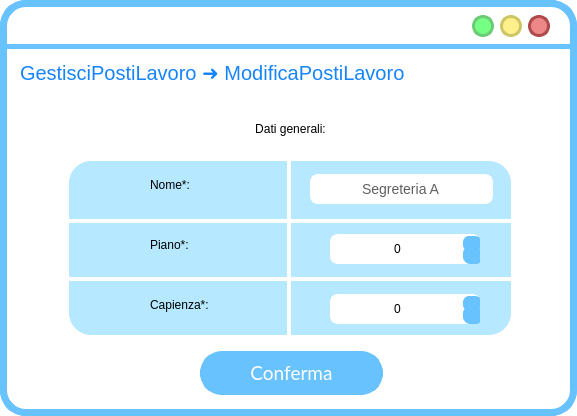
The window that ui/ModificaPostoLavoro.ui (SbattellaMattia/SoftwareEngineering) describes before a commit, drawn with Qt 5.
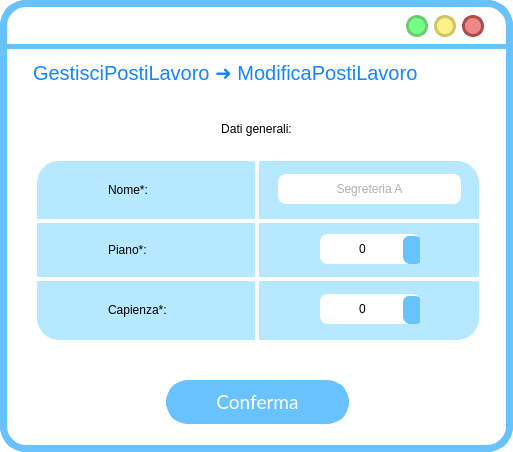
The same window after the commit. Icons and pictures are not drawn.

```diff
--- a/ui/ModificaPostoLavoro.ui
+++ b/ui/ModificaPostoLavoro.ui
@@ -6,8 +6,8 @@
    <rect>
     <x>0</x>
     <y>0</y>
-    <width>577</width>
-    <height>416</height>
+    <width>513</width>
+    <height>452</height>
    </rect>
   </property>
   <property name="windowTitle">
@@ -58,7 +58,7 @@
    <widget class="QPushButton" name="reduceButton">
     <property name="geometry">
      <rect>
-      <x>472</x>
+      <x>406</x>
       <y>15</y>
       <width>22</width>
       <height>22</height>
@@ -109,7 +109,7 @@
    <widget class="QPushButton" name="exitButton">
     <property name="geometry">
      <rect>
-      <x>528</x>
+      <x>462</x>
       <y>15</y>
       <width>22</width>
       <height>22</height>
@@ -160,7 +160,7 @@
    <widget class="QPushButton" name="maximizeButton">
     <property name="geometry">
      <rect>
-      <x>500</x>
+      <x>434</x>
       <y>15</y>
       <width>22</width>
       <height>22</height>
@@ -248,7 +248,7 @@
    <widget class="QLabel" name="titoloLabel_2">
     <property name="geometry">
      <rect>
-      <x>20</x>
+      <x>33</x>
       <y>57</y>
       <width>451</width>
       <height>31</height>
@@ -268,7 +268,7 @@
    <widget class="QLabel" name="indietroLabel">
     <property name="geometry">
      <rect>
-      <x>510</x>
+      <x>444</x>
       <y>60</y>
       <width>38</width>
       <height>38</height>
@@ -309,10 +309,10 @@
    <widget class="QLabel" name="label_2">
     <property name="geometry">
      <rect>
-      <x>69</x>
+      <x>37</x>
       <y>161</y>
       <width>442</width>
-      <height>174</height>
+      <height>179</height>
      </rect>
     </property>
     <property name="styleSheet">
@@ -332,9 +332,9 @@
    <widget class="QLabel" name="label_4">
     <property name="geometry">
      <rect>
-      <x>10</x>
+      <x>11</x>
       <y>104</y>
-      <width>561</width>
+      <width>491</width>
       <height>51</height>
      </rect>
     </property>
@@ -351,7 +351,7 @@
    <widget class="QLabel" name="label_5">
     <property name="geometry">
      <rect>
-      <x>69</x>
+      <x>37</x>
       <y>219</y>
       <width>442</width>
       <height>4</height>
@@ -389,7 +389,7 @@
    <widget class="QLabel" name="label_6">
     <property name="geometry">
      <rect>
-      <x>69</x>
+      <x>37</x>
       <y>277</y>
       <width>442</width>
       <height>4</height>
@@ -427,10 +427,10 @@
    <widget class="QLabel" name="label_7">
     <property name="geometry">
      <rect>
-      <x>287</x>
+      <x>255</x>
       <y>161</y>
       <width>4</width>
-      <height>174</height>
+      <height>180</height>
      </rect>
     </property>
     <property name="sizePolicy">
@@ -465,7 +465,7 @@
    <widget class="QLabel" name="label_9">
     <property name="geometry">
      <rect>
-      <x>87</x>
+      <x>55</x>
       <y>174</y>
       <width>34</width>
       <height>34</height>
@@ -506,7 +506,7 @@
    <widget class="QLabel" name="label_10">
     <property name="geometry">
      <rect>
-      <x>87</x>
+      <x>55</x>
       <y>234</y>
       <width>34</width>
       <height>34</height>
@@ -547,7 +547,7 @@
    <widget class="QLabel" name="label_11">
     <property name="geometry">
      <rect>
-      <x>87</x>
+      <x>55</x>
       <y>294</y>
       <width>34</width>
       <height>34</height>
@@ -588,8 +588,8 @@
    <widget class="QLabel" name="label_3">
     <property name="geometry">
      <rect>
-      <x>150</x>
-      <y>174</y>
+      <x>108</x>
+      <y>179</y>
       <width>58</width>
       <height>22</height>
      </rect>
@@ -621,8 +621,8 @@
    <widget class="QLabel" name="label_8">
     <property name="geometry">
      <rect>
-      <x>150</x>
-      <y>234</y>
+      <x>108</x>
+      <y>239</y>
       <width>58</width>
       <height>22</height>
      </rect>
@@ -654,8 +654,8 @@
    <widget class="QLabel" name="label_12">
     <property name="geometry">
      <rect>
-      <x>150</x>
-      <y>294</y>
+      <x>108</x>
+      <y>299</y>
       <width>91</width>
       <height>22</height>
      </rect>
@@ -687,7 +687,7 @@
    <widget class="QLineEdit" name="nomeLineEdit">
     <property name="geometry">
      <rect>
-      <x>310</x>
+      <x>278</x>
       <y>174</y>
       <width>183</width>
       <height>30</height>
@@ -701,27 +701,26 @@
 border-radius: 8px;
 background-color: rgba(255, 255, 255);
 color: rgba(96, 96, 96);
-font-size: 14px;
 text-align: center;
-font-family: Arial;
+
 border: 2px solid rgba(255, 255, 255);</string>
     </property>
     <property name="text">
-     <string>Segreteria A</string>
+     <string/>
     </property>
     <property name="alignment">
      <set>Qt::AlignCenter</set>
     </property>
     <property name="placeholderText">
-     <string>C1098293</string>
+     <string>Segreteria A</string>
     </property>
    </widget>
    <widget class="QSpinBox" name="pianoSpinBox">
     <property name="geometry">
      <rect>
-      <x>330</x>
+      <x>320</x>
       <y>234</y>
-      <width>150</width>
+      <width>100</width>
       <height>30</height>
      </rect>
     </property>
@@ -753,18 +752,22 @@
 }
 	
 QSpinBox::up-arrow {
-    image: url(:/icons/expand_more_FILL1_wght600_GRAD200_opsz48_risultato.png);}
+    image: url(:/icons/keyboard_arrow_up_FILL1_wght600_GRAD200_opsz48_risultato.png);
+}
 
 QSpinBox::down-arrow  {
 	background-color:rgb(104, 194, 253);
-	border-radius:6px;
+border-bottom-left-radius: 6px;
+border-bottom-right-radius: 6px;
 	margin:-2px -7px -3px -6px;
+
     border: 0px; /* This seems to replace the whole arrow of the combo box */
 }
 
 QSpinBox::up-arrow  {
 	background-color:rgb(104, 194, 253);
-	border-radius:6px;
+border-top-left-radius: 6px;
+border-top-right-radius: 6px;
 	margin:-2px -7px -3px -6px;
     border: 0px; /* This seems to replace the whole arrow of the combo box */}
 
@@ -792,15 +795,15 @@
      <enum>QAbstractSpinBox::UpDownArrows</enum>
     </property>
     <property name="maximum">
-     <number>25</number>
+     <number>8</number>
     </property>
    </widget>
    <widget class="QSpinBox" name="capienzaSpinBox">
     <property name="geometry">
      <rect>
-      <x>330</x>
+      <x>320</x>
       <y>294</y>
-      <width>150</width>
+      <width>100</width>
       <height>30</height>
      </rect>
     </property>
@@ -832,18 +835,22 @@
 }
 	
 QSpinBox::up-arrow {
-    image: url(:/icons/expand_more_FILL1_wght600_GRAD200_opsz48_risultato.png);}
+    image: url(:/icons/keyboard_arrow_up_FILL1_wght600_GRAD200_opsz48_risultato.png);
+}
 
 QSpinBox::down-arrow  {
 	background-color:rgb(104, 194, 253);
-	border-radius:6px;
+border-bottom-left-radius: 6px;
+border-bottom-right-radius: 6px;
 	margin:-2px -7px -3px -6px;
+
     border: 0px; /* This seems to replace the whole arrow of the combo box */
 }
 
 QSpinBox::up-arrow  {
 	background-color:rgb(104, 194, 253);
-	border-radius:6px;
+border-top-left-radius: 6px;
+border-top-right-radius: 6px;
 	margin:-2px -7px -3px -6px;
     border: 0px; /* This seems to replace the whole arrow of the combo box */}
 
@@ -871,14 +878,14 @@
      <enum>QAbstractSpinBox::UpDownArrows</enum>
     </property>
     <property name="maximum">
-     <number>25</number>
+     <number>99</number>
     </property>
    </widget>
    <widget class="QPushButton" name="confermaButton">
     <property name="geometry">
      <rect>
-      <x>200</x>
-      <y>351</y>
+      <x>166</x>
+      <y>380</y>
       <width>183</width>
       <height>44</height>
      </rect>
```
Left out of the diff: 38 changed lines with no effect on the pictures.
